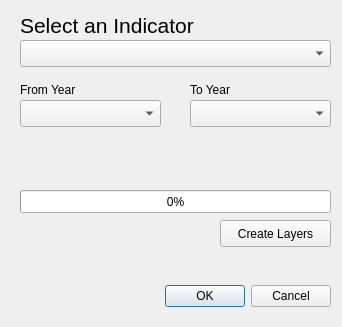
The window that geobricks_qgis_plugin_world_bank_dialog_base.ui (geobricks/geobricks_qgis_plugin_world_bank) describes before a commit, drawn with Qt 5.
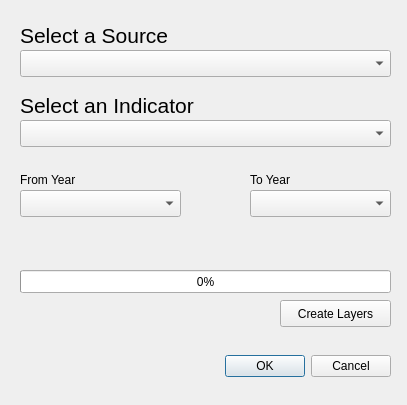
The same window after the commit.

Commit message: added source dropdown

Patch:
```diff
--- a/geobricks_qgis_plugin_world_bank_dialog_base.ui
+++ b/geobricks_qgis_plugin_world_bank_dialog_base.ui
@@ -6,8 +6,8 @@
    <rect>
     <x>0</x>
     <y>0</y>
-    <width>342</width>
-    <height>327</height>
+    <width>407</width>
+    <height>405</height>
    </rect>
   </property>
   <property name="windowTitle">
@@ -16,8 +16,8 @@
   <widget class="QDialogButtonBox" name="button_box">
    <property name="geometry">
     <rect>
-     <x>60</x>
-     <y>280</y>
+     <x>120</x>
+     <y>350</y>
      <width>271</width>
      <height>32</height>
     </rect>
@@ -33,8 +33,8 @@
    <property name="geometry">
     <rect>
      <x>20</x>
-     <y>40</y>
-     <width>311</width>
+     <y>120</y>
+     <width>371</width>
      <height>27</height>
     </rect>
    </property>
@@ -43,8 +43,8 @@
    <property name="geometry">
     <rect>
      <x>20</x>
-     <y>100</y>
-     <width>141</width>
+     <y>190</y>
+     <width>161</width>
      <height>27</height>
     </rect>
    </property>
@@ -52,8 +52,8 @@
   <widget class="QComboBox" name="cbToYear">
    <property name="geometry">
     <rect>
-     <x>190</x>
-     <y>100</y>
+     <x>250</x>
+     <y>190</y>
      <width>141</width>
      <height>27</height>
     </rect>
@@ -63,7 +63,7 @@
    <property name="geometry">
     <rect>
      <x>20</x>
-     <y>10</y>
+     <y>90</y>
      <width>191</width>
      <height>31</height>
     </rect>
@@ -76,7 +76,7 @@
    <property name="geometry">
     <rect>
      <x>20</x>
-     <y>80</y>
+     <y>170</y>
      <width>81</width>
      <height>21</height>
     </rect>
@@ -88,8 +88,8 @@
   <widget class="QLabel" name="label_3">
    <property name="geometry">
     <rect>
-     <x>190</x>
-     <y>80</y>
+     <x>250</x>
+     <y>170</y>
      <width>81</width>
      <height>21</height>
     </rect>
@@ -102,8 +102,8 @@
    <property name="geometry">
     <rect>
      <x>20</x>
-     <y>190</y>
-     <width>311</width>
+     <y>270</y>
+     <width>371</width>
      <height>23</height>
     </rect>
    </property>
@@ -114,8 +114,8 @@
   <widget class="QPushButton" name="createLayers">
    <property name="geometry">
     <rect>
-     <x>220</x>
-     <y>220</y>
+     <x>280</x>
+     <y>300</y>
      <width>111</width>
      <height>27</height>
     </rect>
@@ -128,7 +128,7 @@
    <property name="geometry">
     <rect>
      <x>20</x>
-     <y>170</y>
+     <y>250</y>
      <width>311</width>
      <height>17</height>
     </rect>
@@ -137,6 +137,29 @@
     <string/>
    </property>
   </widget>
+  <widget class="QComboBox" name="cbSource">
+   <property name="geometry">
+    <rect>
+     <x>20</x>
+     <y>50</y>
+     <width>371</width>
+     <height>27</height>
+    </rect>
+   </property>
+  </widget>
+  <widget class="QLabel" name="label_4">
+   <property name="geometry">
+    <rect>
+     <x>20</x>
+     <y>20</y>
+     <width>191</width>
+     <height>31</height>
+    </rect>
+   </property>
+   <property name="text">
+    <string>&lt;html&gt;&lt;head/&gt;&lt;body&gt;&lt;p&gt;&lt;span style=&quot; font-size:16pt;&quot;&gt;Select a Source&lt;/span&gt;&lt;/p&gt;&lt;/body&gt;&lt;/html&gt;</string>
+   </property>
+  </widget>
  </widget>
  <resources/>
  <connections>
```
The commit also changes 2 other files.
